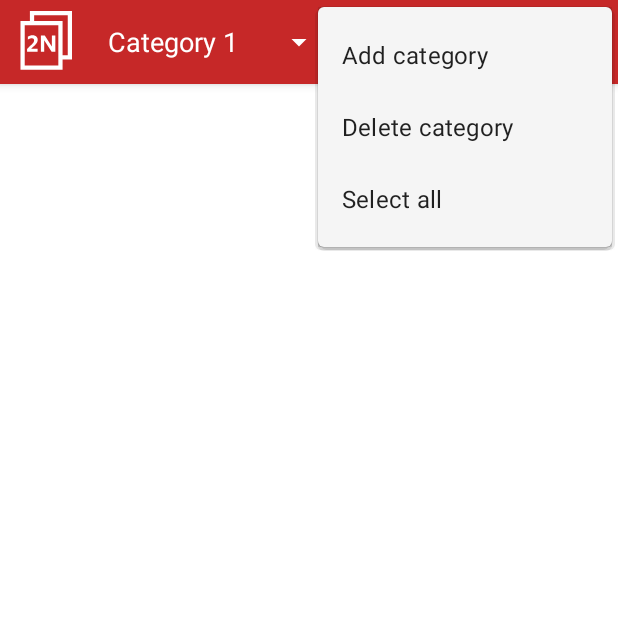
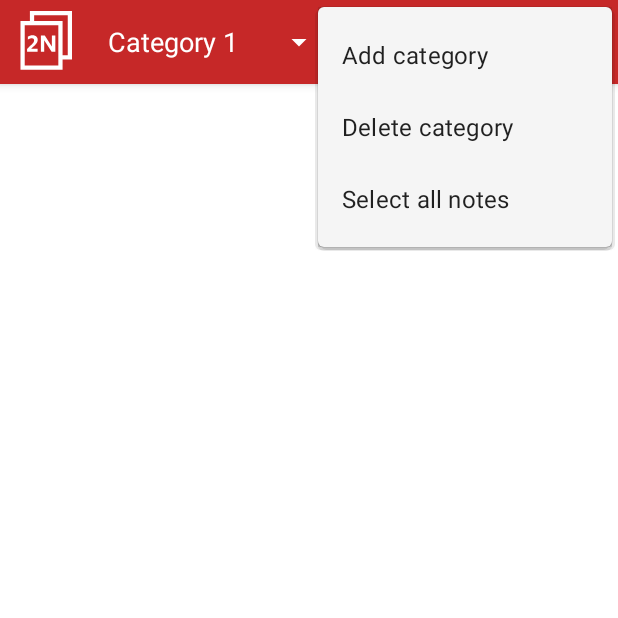
Before and after one commit to microsoft/surface-duo-app-samples, an Android app: the fragment NoteListFragment shown on its own in the app's theme, with the options menu open, on a phone screen of 412 x 824 dp, the top half of it. Run offline under Robolectric (Android 15) with nearby library versions, the phone set to English and light mode, and no system bars.

Commit message:
add localization strings to app-samples (#49)
* Add string localization to TwoNote

* [TwoNote] add machine-translated French strings file

* use complete fr-rFR locale for consistency

* translate PhotoEditor fr and de

* translate SourceEditor fr and de

* translate Widget to fr and de

* add license text to translations

* update German translations

* remove MT comment since German strings had a human review

Co-authored-by: Kristen Halper <khalp@vt.edu>

```diff
--- a/TwoNote/app/src/main/res/values/strings.xml
+++ b/TwoNote/app/src/main/res/values/strings.xml
@@ -8,7 +8,7 @@
     <string name="exception_message">must implement OnFragmentInteractionListener</string>
     <string name="action_delete">Delete</string>
     <string name="action_share">Share</string>
-    <string name="action_select">Select all</string>
+    <string name="action_select">Select all notes</string>
     <string name="selected">selected</string>
     <string name="default_category_name">Category</string>
     <string name="default_note_name">Note</string>
--- a/Widget/app/src/main/res/values/strings.xml
+++ b/Widget/app/src/main/res/values/strings.xml
@@ -10,16 +10,16 @@
     <string name="widget_settings_screen_title">Widget Settings</string>
     <string name="widget_settings_predefined_title">Predefined Feed URLs</string>
     <string name="widget_settings_predefined_summary">Select your preferred feed</string>
-    <string name="widget_settings_predefined_key">appwidget_predefined_feed_key</string>
+    <string name="widget_settings_predefined_key" translatable="false">appwidget_predefined_feed_key</string>
     <string name="widget_settings_custom_title">Custom Feed URL</string>
     <string name="widget_settings_custom_summary">Select your custom preferred feed</string>
-    <string name="widget_settings_custom_key">appwidget_custom_feed_key</string>
+    <string name="widget_settings_custom_key" translatable="false">appwidget_custom_feed_key</string>
     <string-array name="appwidget_feeds">
         <item>Surface Duo Blog</item>
         <item>TechCrunch</item>
         <item>Use Custom</item>
     </string-array>
-    <string name="app_widget_feeds_default_value">https://devblogs.microsoft.com/surface-duo/feed/</string>
+    <string name="app_widget_feeds_default_value" translatable="false">https://devblogs.microsoft.com/surface-duo/feed/</string>
     <string-array name="appwidget_feeds_value">
         <item>https://devblogs.microsoft.com/surface-duo/feed/</item>
         <item>https://techcrunch.com/feed/</item>
```
Also changed, not shown: 11 other files.
